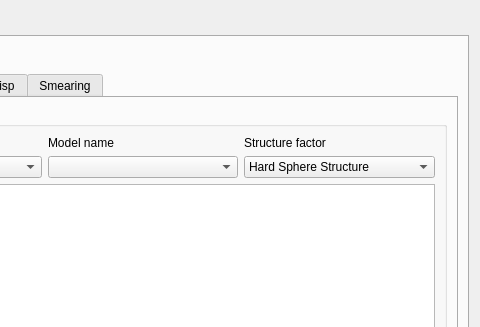
This is src/sas/qtgui/Perspectives/Fitting/UI/FittingUI.ui in SasView/sasview as Qt 5 draws it before an edit; both pictures show x 194 to 674 and y 0 to 327 of the 674 by 723 pixel window. The edited form follows.
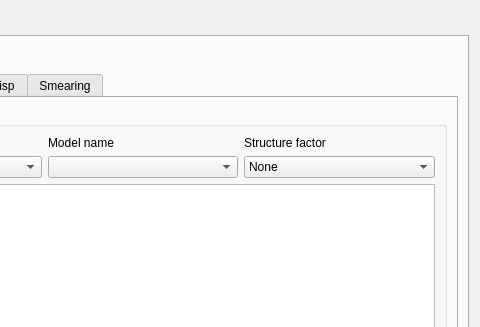
This is the edited form. Icons and pictures are not drawn.

Commit message: Complied with naming convention of widgets

The edit to the form file:
```diff
--- a/src/sas/qtgui/Perspectives/Fitting/UI/FittingUI.ui
+++ b/src/sas/qtgui/Perspectives/Fitting/UI/FittingUI.ui
@@ -138,12 +138,7 @@
                  <widget class="QComboBox" name="comboBox_2"/>
                 </item>
                 <item row="1" column="2">
-                 <widget class="QComboBox" name="comboBox_3">
-                  <item>
-                   <property name="text">
-                    <string>Hard Sphere Structure</string>
-                   </property>
-                  </item>
+                 <widget class="QComboBox" name="cbStructureFactor">
                   <item>
                    <property name="text">
                     <string>None</string>
```
Left out of the diff: 24 changed lines with no effect on the pictures. The commit also changes 1 other file.
